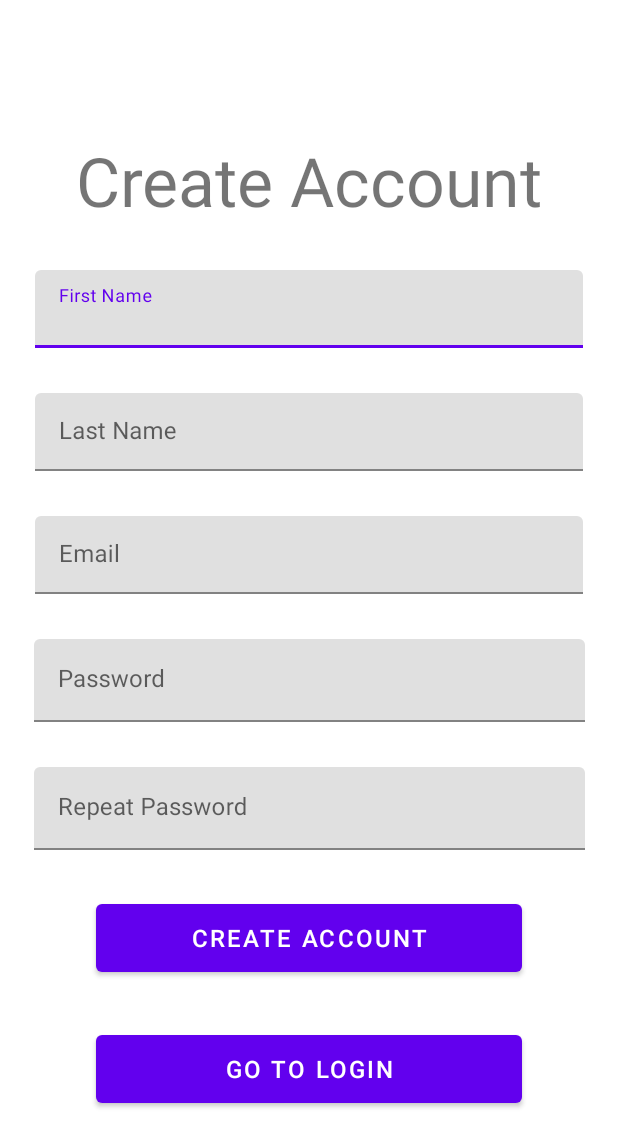
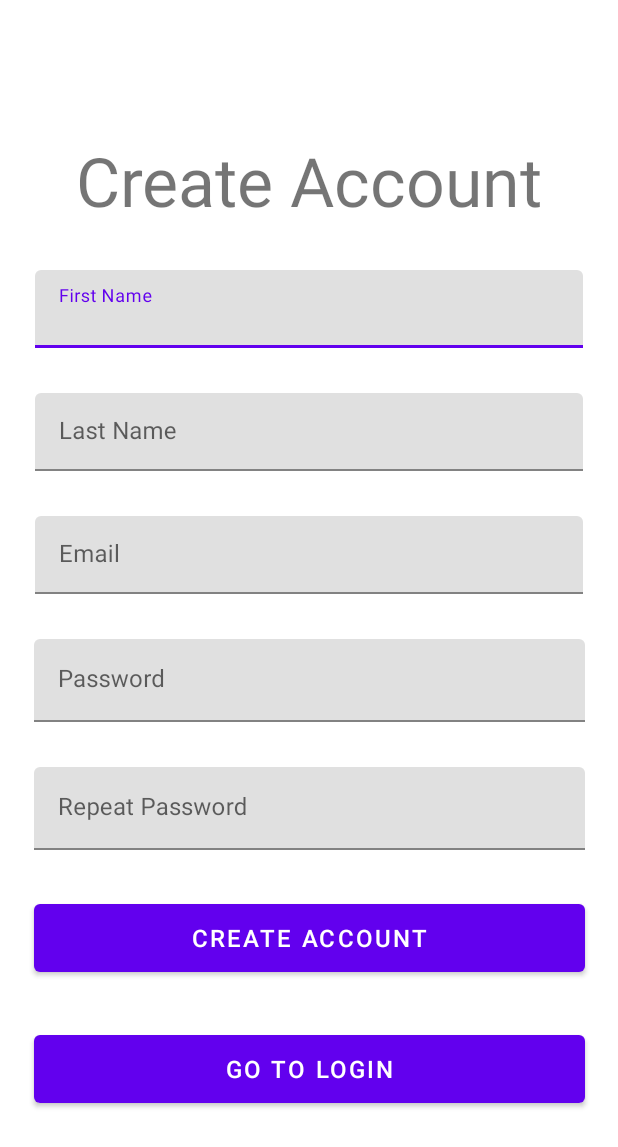
Before and after one commit to alishah4444/KotlinBookApp, an Android app: the Register screen opened directly, with no data from a screen before it, on a phone screen of 412 x 824 dp. Shown: the top 1147 px of the screen. Run offline under Robolectric (Android 15) with nearby library versions, the phone set to English and light mode, and no system bars; our stand-ins replace Firebase (no records; nobody signed in at launch, a user with empty details on screens opened directly).

```diff
--- a/app/src/main/java/com/example/lab1_kotlinapp/Register.kt
+++ b/app/src/main/java/com/example/lab1_kotlinapp/Register.kt
@@ -5,17 +5,81 @@ import android.os.Bundle
 import android.widget.Button
 import android.widget.Toast
 import androidx.appcompat.app.AppCompatActivity
+import com.google.android.material.textfield.TextInputEditText
+import com.google.firebase.database.FirebaseDatabase
 
 class Register : AppCompatActivity()  {
 
-    private lateinit var register:Button
-    private lateinit var goBack :Button
+
+
+
+    private lateinit var txtFirstName: TextInputEditText
+    private lateinit var txtLastName: TextInputEditText
+    private lateinit var txtEmail: TextInputEditText
+    private lateinit var txtPassword: TextInputEditText
+    private lateinit var txtRepeatPassword: TextInputEditText
+    private lateinit var btnCreateAccount: Button
+    private lateinit var btnGoToLogin: Button
+
+    private lateinit var database: FirebaseDatabase
 
 
     override fun onCreate(savedInstanceState: Bundle?) {
         super.onCreate(savedInstanceState)
         setContentView(R.layout.signup)
-        register= findViewById(R.id.btnCreateAcc)
-        goBack= findViewById(R.id.goBackHome)
+
+
+
+        txtFirstName = findViewById(R.id.txtHintFname)
+        txtLastName = findViewById(R.id.txtHintLname)
+        txtEmail = findViewById(R.id.txtHintUsername)
+        txtPassword = findViewById(R.id.txtHintPassword)
+        txtRepeatPassword = findViewById(R.id.txtHintRepeat)
+        btnCreateAccount = findViewById(R.id.btnCreateAcc)
+        btnGoToLogin = findViewById(R.id.goBackHome)
+
+
+
+        database = FirebaseDatabase.getInstance()
+
+        btnCreateAccount.setOnClickListener {
+            val firstName = txtFirstName.text.toString().trim()
+            val lastName = txtLastName.text.toString().trim()
+            val email = txtEmail.text.toString().trim()
+            val password = txtPassword.text.toString().trim()
+            val repeatPassword = txtRepeatPassword.text.toString().trim()
+
+            if (password == repeatPassword) {
+                saveUserToDatabase(firstName, lastName, email, password)
+            } else {
+                // Passwords do not match, show an error message
+                // For example: txtRepeatPassword.error = "Passwords do not match"
+            }
+        }
+
+        btnGoToLogin.setOnClickListener {
+            // Navigate to the login activity
+        }
+
+
+
+
+    }
+    private fun saveUserToDatabase(firstName: String, lastName: String, email: String, password: String) {
+        val usersRef = database.reference.child("users")
+        val userRef = usersRef.push()
+        val user = Person(firstName, lastName, email, password)
+        userRef.setValue(user)
+            .addOnCompleteListener { task ->
+                if (task.isSuccessful) {
+                    Toast.makeText(this,
+                        "successfully registered", Toast.LENGTH_LONG).show()
+
+                } else {
+                    Toast.makeText(this,
+                        "Failed to save Data", Toast.LENGTH_LONG).show()
+
+                }
+            }
     }
 }
--- a/app/src/main/res/layout/login.xml
+++ b/app/src/main/res/layout/login.xml
@@ -87,6 +87,7 @@
         <com.google.android.material.textfield.TextInputEditText
             android:layout_width="match_parent"
             android:layout_height="wrap_content"
+            android:id="@+id/txtHintUsername"
             android:hint="Username" />
     </com.google.android.material.textfield.TextInputLayout>
 
@@ -101,6 +102,7 @@
 
         <com.google.android.material.textfield.TextInputEditText
             android:layout_width="match_parent"
+            android:id="@+id/txtHintPassworde"
             android:layout_height="wrap_content"
             android:hint="Password" />
     </com.google.android.material.textfield.TextInputLayout>
--- a/app/src/main/res/layout/row_layout.xml
+++ b/app/src/main/res/layout/row_layout.xml
@@ -11,6 +11,8 @@
         android:layout_width="match_parent"
         android:layout_height="wrap_content"
         android:orientation="vertical"
+
+        android:gravity="center"
         android:padding="8dp">
 
         <ImageView
--- a/app/src/main/res/layout/signup.xml
+++ b/app/src/main/res/layout/signup.xml
@@ -22,9 +22,7 @@
         android:id="@+id/inputFname"
         android:layout_width="365dp"
         android:layout_height="52dp"
-        android:layout_marginStart="1dp"
         android:layout_marginTop="30dp"
-        android:layout_marginEnd="1dp"
         app:layout_constraintEnd_toEndOf="parent"
         app:layout_constraintStart_toStartOf="parent"
         app:layout_constraintTop_toBottomOf="@+id/textView">
@@ -56,9 +54,7 @@
         android:id="@+id/inputEmail"
         android:layout_width="365dp"
         android:layout_height="52dp"
-        android:layout_marginStart="1dp"
         android:layout_marginTop="30dp"
-        android:layout_marginEnd="1dp"
         app:layout_constraintEnd_toEndOf="parent"
         app:layout_constraintStart_toStartOf="parent"
         app:layout_constraintTop_toBottomOf="@+id/inputLname">
@@ -74,9 +70,7 @@
         android:id="@+id/inputNewPassword"
         android:layout_width="367dp"
         android:layout_height="55dp"
-        android:layout_marginStart="1dp"
         android:layout_marginTop="30dp"
-        android:layout_marginEnd="1dp"
         app:layout_constraintEnd_toEndOf="parent"
         app:layout_constraintStart_toStartOf="parent"
         app:layout_constraintTop_toBottomOf="@+id/inputEmail">
@@ -106,26 +100,24 @@
 
     <Button
         android:id="@+id/btnCreateAcc"
-        android:layout_width="284dp"
+        android:layout_width="0dp"
         android:layout_height="57dp"
         android:layout_marginTop="30dp"
         android:text="Create Account"
         android:textSize="16sp"
-        app:layout_constraintEnd_toEndOf="parent"
-        app:layout_constraintStart_toStartOf="parent"
+        app:layout_constraintEnd_toEndOf="@+id/inputRepeat"
+        app:layout_constraintStart_toStartOf="@+id/inputRepeat"
         app:layout_constraintTop_toBottomOf="@+id/inputRepeat" />
-
-
 
     <Button
         android:id="@+id/goBackHome"
-        android:layout_width="284dp"
+        android:layout_width="0dp"
         android:layout_height="57dp"
         android:layout_marginTop="30dp"
         android:text="Go to Login"
         android:textSize="16sp"
-        app:layout_constraintEnd_toEndOf="parent"
-        app:layout_constraintStart_toStartOf="parent"
+        app:layout_constraintEnd_toEndOf="@+id/inputRepeat"
+        app:layout_constraintStart_toStartOf="@+id/inputRepeat"
         app:layout_constraintTop_toBottomOf="@+id/btnCreateAcc" />
 
 </androidx.constraintlayout.widget.ConstraintLayout>
```
Also changed, not shown: app/src/main/AndroidManifest.xml (+8 -0 lines), app/src/main/java/com/example/lab1_kotlinapp/Login.kt (+125 -10 lines), app/src/main/java/com/example/lab1_kotlinapp/MainActivity.kt (+51 -10 lines), app/src/main/java/com/example/lab1_kotlinapp/Person.kt (+5 -4 lines), app/src/main/java/com/example/lab1_kotlinapp/Profile.kt (added, +48 -0 lines), app/src/main/res/layout/activity_main.xml (+6 -16 lines), app/src/main/res/layout/profile.xml (added, +75 -0 lines), 1 other file.
